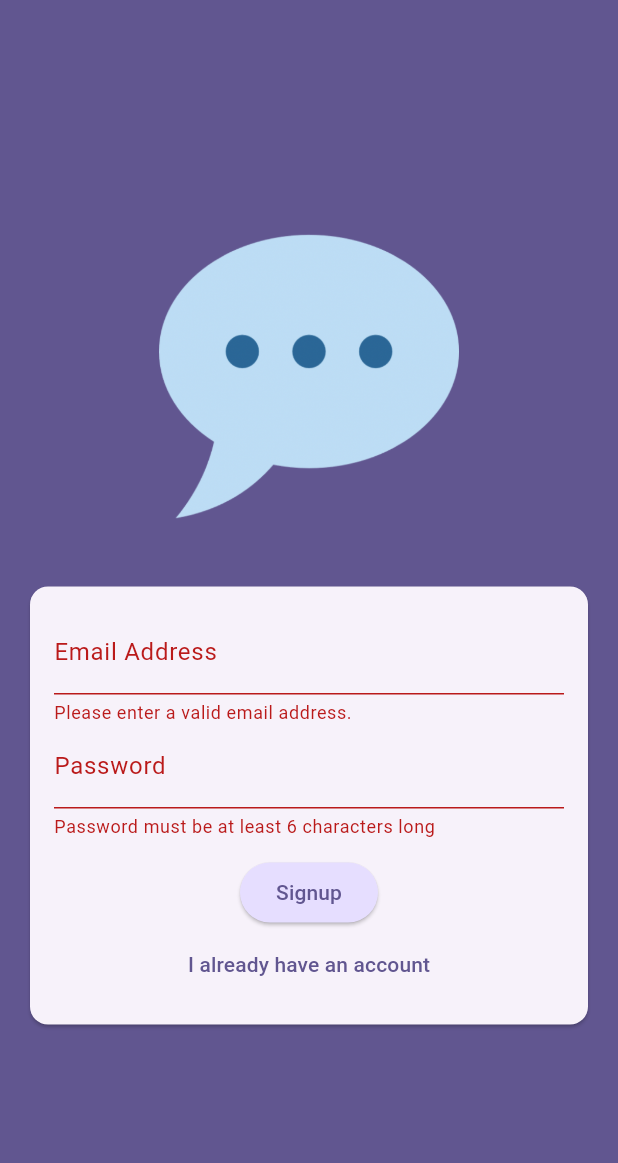
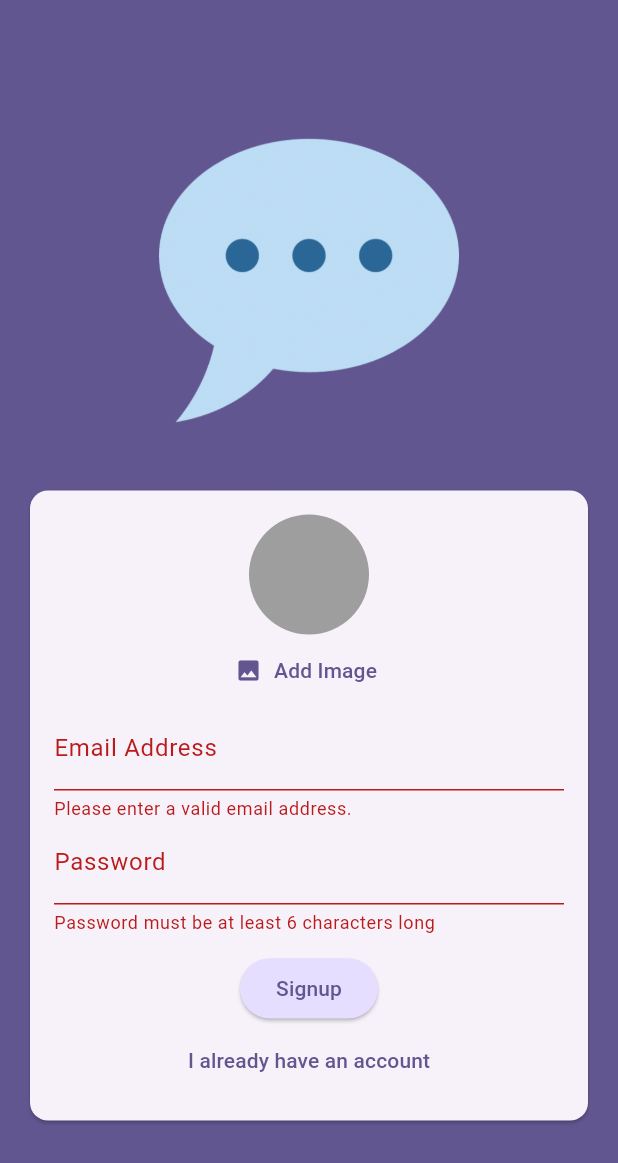
Before and after one commit to nilaybesli/chat_app, a Flutter app: the screen it shows after launch, after a tap on "Login", after a tap on "Create an account", on a phone screen of 412 x 824 dp. Shown: the top 1163 px of the screen. Run offline on Flutter 3.47's test engine with Material 3 defaults, Android fonts, the phone set to English and light mode, and no system bars; our stand-ins replace firebase_auth, firebase_core, firebase_storage, image_picker; accounts and stored records are empty.

Commit message:
loading image

```diff
--- a/lib/screens/auth.dart
+++ b/lib/screens/auth.dart
@@ -1,4 +1,8 @@
+import 'dart:io';
+
+import 'package:chat_app/widgets/user_image_picker.dart';
 import 'package:firebase_auth/firebase_auth.dart';
+import 'package:firebase_storage/firebase_storage.dart';
 import 'package:flutter/material.dart';
 
 final _firebase = FirebaseAuth.instance;
@@ -14,23 +18,35 @@ class _AuthScreenState extends State<AuthScreen> {
   final _form = GlobalKey<FormState>();
 
   var _isLogin = true;
+  var _isAuthenticating = false;
   var _enteredEmail = '';
   var _enteredPassword = '';
+  File? _selectedImage;
 
   void _submit() async {
     final isValid = _form.currentState!.validate();
 
-    if (!isValid) {
+    if (!isValid || !_isLogin && _selectedImage == null) {
       return;
     }
+
     _form.currentState!.save();
     try {
+      setState(() {
+        _isAuthenticating = true;
+      });
       if (_isLogin) {
         final userCredentials = await _firebase.signInWithEmailAndPassword(
             email: _enteredEmail, password: _enteredPassword);
       } else {
         final userCredentials = await _firebase.createUserWithEmailAndPassword(
             email: _enteredEmail, password: _enteredPassword);
+        final storageRef = FirebaseStorage.instance
+            .ref()
+            .child('user_images')
+            .child('${userCredentials.user!.uid}.jpg');
+        await storageRef.putFile(_selectedImage!);
+        final imageUrl = await storageRef.getDownloadURL();
       }
     } on FirebaseAuthException catch (error) {
       if (error.code == '') {}
@@ -40,6 +56,9 @@ class _AuthScreenState extends State<AuthScreen> {
           content: Text(error.message ?? 'Authentication failed'),
         ),
       );
+      setState(() {
+        _isAuthenticating = false;
+      });
     }
   }
 
@@ -72,6 +91,12 @@ class _AuthScreenState extends State<AuthScreen> {
                       child: Column(
                         mainAxisSize: MainAxisSize.min,
                         children: [
+                          if (!_isLogin)
+                            UserImagePicker(
+                              onPickImage: (pickedImage) {
+                                _selectedImage = pickedImage;
+                              },
+                            ),
                           TextFormField(
                             decoration: const InputDecoration(
                               labelText: 'Email Address',
@@ -109,6 +134,9 @@ class _AuthScreenState extends State<AuthScreen> {
                           const SizedBox(
                             height: 12,
                           ),
+                          if (_isAuthenticating)
+                            const CircularProgressIndicator(),
+                          if (!_isAuthenticating)
                             ElevatedButton(
                               onPressed: _submit,
                               style: ElevatedButton.styleFrom(
@@ -118,6 +146,7 @@ class _AuthScreenState extends State<AuthScreen> {
                               ),
                               child: Text(_isLogin ? "Login" : "Signup"),
                             ),
+                          if (!_isAuthenticating)
                             TextButton(
                               onPressed: () {
                                 setState(() {
--- /dev/null
+++ b/lib/widgets/user_image_picker.dart
@@ -0,0 +1,57 @@
+import 'dart:io';
+
+import 'package:flutter/material.dart';
+import 'package:image_picker/image_picker.dart';
+
+class UserImagePicker extends StatefulWidget {
+  const UserImagePicker({super.key, required this.onPickImage});
+
+  final void Function(File pickedImage) onPickImage;
+
+  @override
+  State<UserImagePicker> createState() => _UserImagePickerState();
+}
+
+class _UserImagePickerState extends State<UserImagePicker> {
+  File? _pickedImageFile;
+
+  void _pickImage() async {
+    final pickedImage = await ImagePicker().pickImage(
+      source: ImageSource.camera,
+      imageQuality: 50,
+      maxWidth: 150,
+    );
+
+    if (pickedImage == null) {
+      return;
+    }
+    setState(() {
+      _pickedImageFile = File(pickedImage.path);
+    });
+
+    widget.onPickImage(_pickedImageFile!);
+  }
+
+  @override
+  Widget build(BuildContext context) {
+    return Column(
+      children: [
+        CircleAvatar(
+          radius: 40,
+          backgroundColor: Colors.grey,
+          foregroundImage:
+              _pickedImageFile != null ? FileImage(_pickedImageFile!) : null,
+        ),
+        TextButton.icon(
+            onPressed: _pickImage,
+            icon: const Icon(Icons.image),
+            label: Text(
+              'Add Image',
+              style: TextStyle(
+                color: Theme.of(context).colorScheme.primary,
+              ),
+            ))
+      ],
+    );
+  }
+}
--- a/pubspec.yaml
+++ b/pubspec.yaml
@@ -37,6 +37,8 @@ dependencies:
   cupertino_icons: ^1.0.2
   firebase_core: ^2.27.0
   firebase_auth: ^4.17.8
+  firebase_storage: ^11.6.9
+  image_picker: ^1.0.8
 
 dev_dependencies:
   flutter_test:
```
Also changed, not shown: pubspec.lock, 2 other files. Lines whose indentation alone changed are shown as unchanged.
